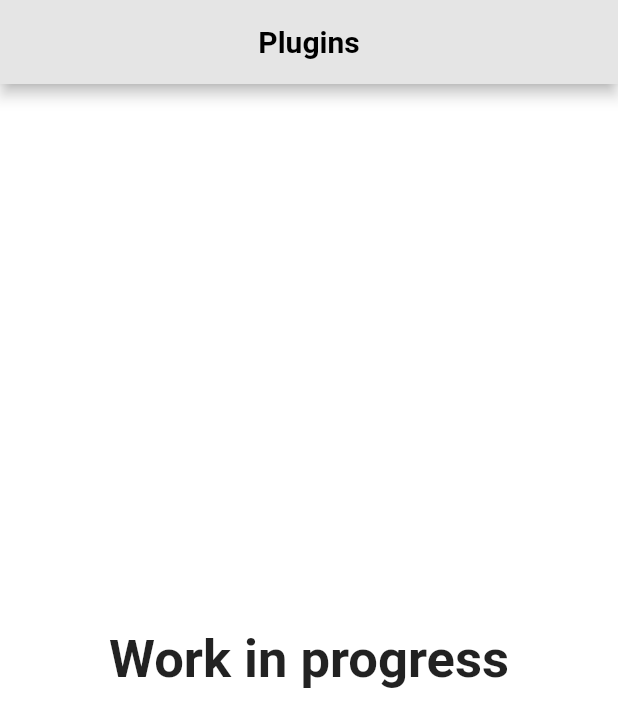
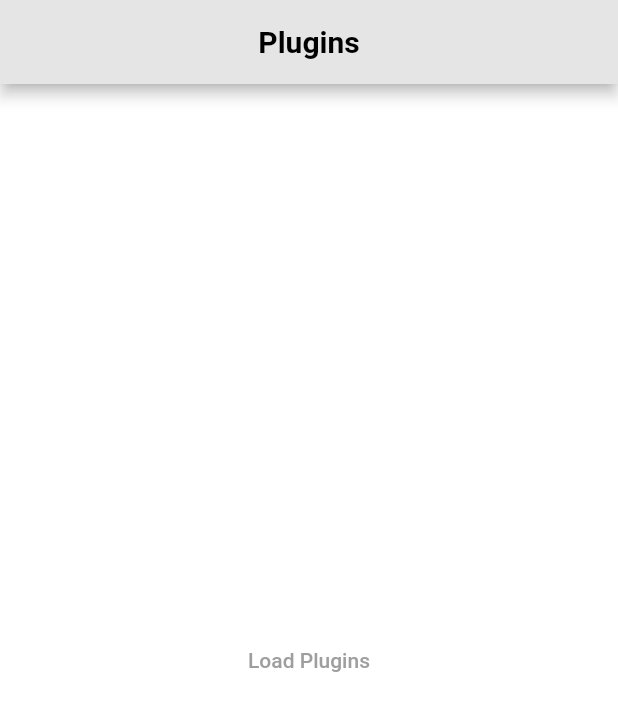
Before and after one commit to Luxview/Luxview, a Flutter app: the PluginsPage screen opened directly, on a phone screen of 412 x 824 dp. Shown: the top 727 px of the screen. Run offline on Flutter 3.47's test engine with Material 2 defaults, Android fonts, the phone set to English and light mode, and no system bars; our stand-ins replace fluttericon, shared_preferences; missing offline and left inert: reflectable; accounts and stored records are empty; network calls fail.

Commit message:
Prototyped a simple plugin loader for dart files

```diff
--- a/lib/Pages/Plugins.dart
+++ b/lib/Pages/Plugins.dart
@@ -1,4 +1,5 @@
 import "package:flutter/material.dart";
+import 'package:luxview/Management/pluginManager.dart';
 
 class PluginsPage extends StatefulWidget {
   const PluginsPage({super.key});
@@ -26,14 +27,12 @@ class _PluginsPageState extends State<PluginsPage> {
           ),
         ),
       ),
-      body: const Center(
-        child: Text(
-          "Work in progress",
-          style: TextStyle(
-            fontWeight: FontWeight.w700,
-            fontStyle: FontStyle.normal,
-            fontSize: 35,
-          ),
+      body: Center(
+        child: TextButton(
+          onPressed: () {
+            loader();
+          },
+          child: const Text("Load Plugins"),
         ),
       ),
     );
--- a/pubspec.yaml
+++ b/pubspec.yaml
@@ -40,6 +40,7 @@ dependencies:
   provider: ^6.0.4
   shared_preferences: ^2.0.15
   discord_api: ^0.1.1
+  reflectable: ^4.0.4
 
 dev_dependencies:
   flutter_test:
```
Also changed, not shown: lib/Management/pluginManager.dart (added, +25 -0 lines), pubspec.lock.
